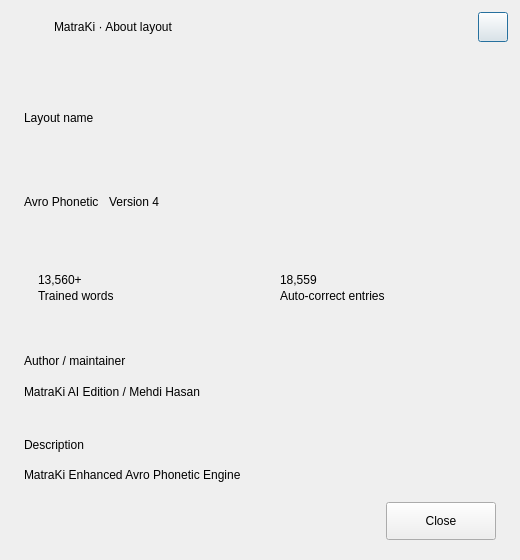
This is src/frontend/AboutLayoutDialog.ui in sojibcreates-maker/MatraKi-Keyboard as Qt 5 draws it before an edit. The edited form follows.
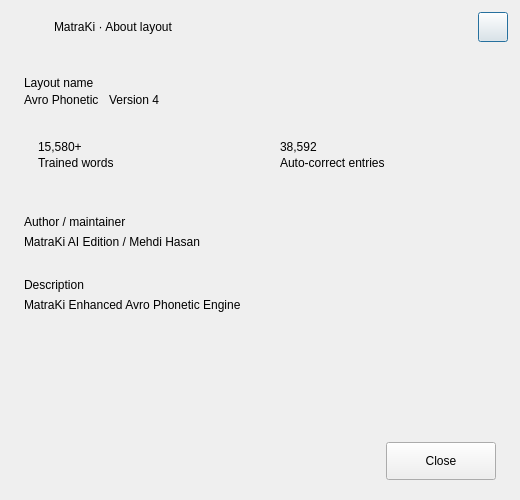
This is the edited form.

Diff of the .ui file:
```diff
--- a/src/frontend/AboutLayoutDialog.ui
+++ b/src/frontend/AboutLayoutDialog.ui
@@ -7,13 +7,13 @@
     <x>0</x>
     <y>0</y>
     <width>520</width>
-    <height>560</height>
+    <height>500</height>
    </rect>
   </property>
   <property name="minimumSize">
    <size>
     <width>460</width>
-    <height>420</height>
+    <height>440</height>
    </size>
   </property>
   <property name="windowTitle">
@@ -241,7 +241,7 @@
               <item>
                <widget class="QLabel" name="lblStatOneValue">
                 <property name="text">
-                 <string>13,560+</string>
+                 <string>15,580+</string>
                 </property>
                </widget>
               </item>
@@ -279,7 +279,7 @@
               <item>
                <widget class="QLabel" name="lblStatTwoValue">
                 <property name="text">
-                 <string>18,559</string>
+                 <string>38,592</string>
                 </property>
                </widget>
               </item>
@@ -393,6 +393,19 @@
            </item>
           </layout>
          </item>
+         <item>
+          <spacer name="bodyBottomSpacer">
+           <property name="orientation">
+            <enum>Qt::Vertical</enum>
+           </property>
+           <property name="sizeHint" stdset="0">
+            <size>
+             <width>20</width>
+             <height>1</height>
+            </size>
+           </property>
+          </spacer>
+         </item>
         </layout>
        </widget>
       </item>
```
